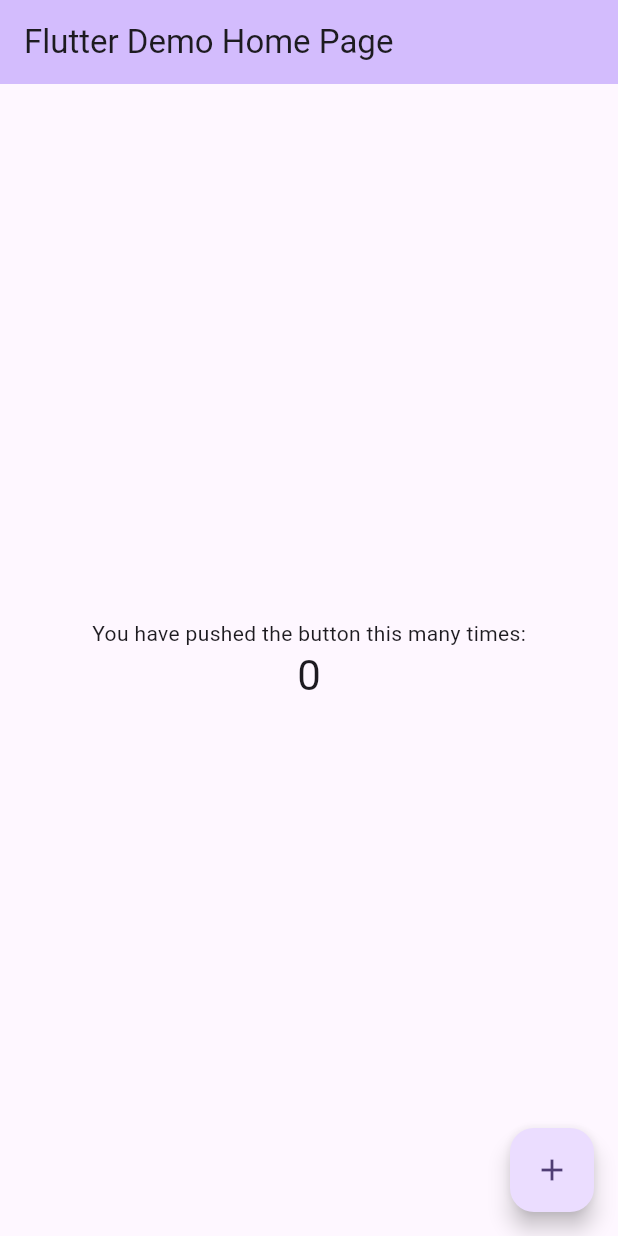
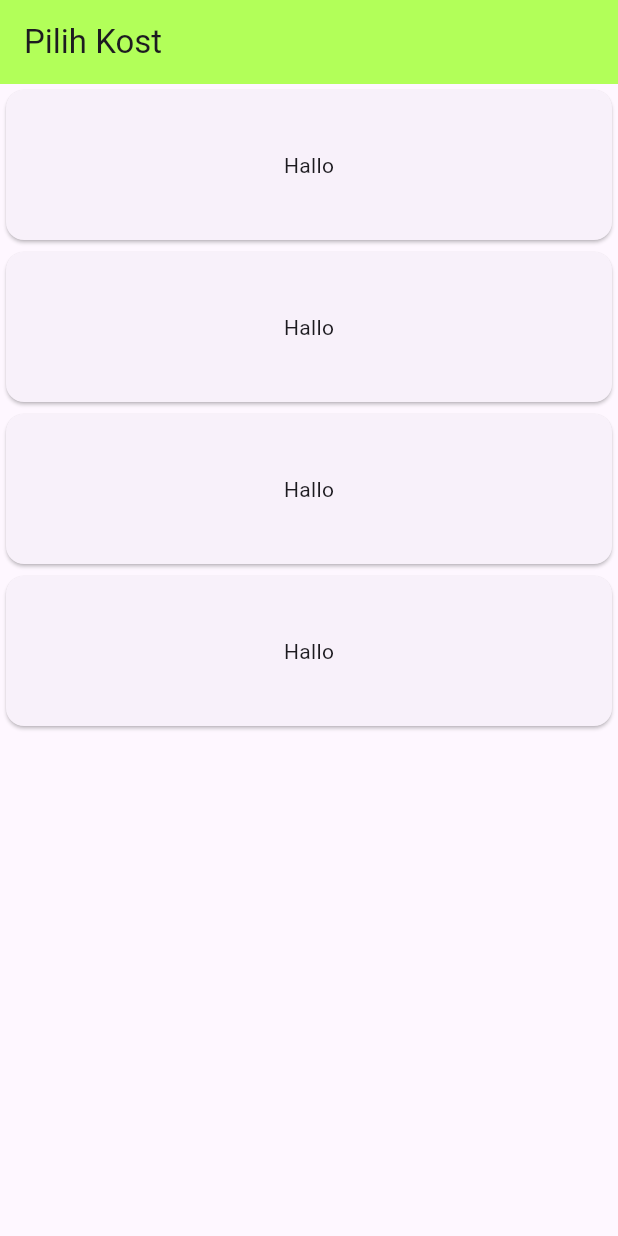
Before and after one commit to akumadoferudi/Dormitory-Management-App, a Flutter app: the screen it shows after launch, on a phone screen of 412 x 824 dp. Run offline on Flutter 3.47's test engine with Material 3 defaults, Android fonts, the light colour scheme and no system bars.

Commit message:
feat: admin index page

```diff
--- a/lib/main.dart
+++ b/lib/main.dart
@@ -1,4 +1,5 @@
 import 'package:flutter/material.dart';
+import 'package:fp_golekost/pages/admin_index_page.dart';
 
 void main() {
   runApp(const MyApp());
@@ -11,115 +12,101 @@
   @override
   Widget build(BuildContext context) {
     return MaterialApp(
-      title: 'Flutter Demo',
+      debugShowCheckedModeBanner: false,
+      title: 'GoleKost',
       theme: ThemeData(
-        // This is the theme of your application.
-        //
-        // TRY THIS: Try running your application with "flutter run". You'll see
-        // the application has a purple toolbar. Then, without quitting the app,
-        // try changing the seedColor in the colorScheme below to Colors.green
-        // and then invoke "hot reload" (save your changes or press the "hot
-        // reload" button in a Flutter-supported IDE, or press "r" if you used
-        // the command line to start the app).
-        //
-        // Notice that the counter didn't reset back to zero; the application
-        // state is not lost during the reload. To reset the state, use hot
-        // restart instead.
-        //
-        // This works for code too, not just values: Most code changes can be
-        // tested with just a hot reload.
         colorScheme: ColorScheme.fromSeed(seedColor: Colors.deepPurple),
         useMaterial3: true,
       ),
-      home: const MyHomePage(title: 'Flutter Demo Home Page'),
+      home: AdminIndexPage(),
     );
   }
 }
 
-class MyHomePage extends StatefulWidget {
-  const MyHomePage({super.key, required this.title});
-
-  // This widget is the home page of your application. It is stateful, meaning
-  // that it has a State object (defined below) that contains fields that affect
-  // how it looks.
-
-  // This class is the configuration for the state. It holds the values (in this
-  // case the title) provided by the parent (in this case the App widget) and
-  // used by the build method of the State. Fields in a Widget subclass are
-  // always marked "final".
-
-  final String title;
-
-  @override
-  State<MyHomePage> createState() => _MyHomePageState();
-}
-
-class _MyHomePageState extends State<MyHomePage> {
-  int _counter = 0;
-
-  void _incrementCounter() {
-    setState(() {
-      // This call to setState tells the Flutter framework that something has
-      // changed in this State, which causes it to rerun the build method below
-      // so that the display can reflect the updated values. If we changed
-      // _counter without calling setState(), then the build method would not be
-      // called again, and so nothing would appear to happen.
-      _counter++;
-    });
-  }
-
-  @override
-  Widget build(BuildContext context) {
-    // This method is rerun every time setState is called, for instance as done
-    // by the _incrementCounter method above.
-    //
-    // The Flutter framework has been optimized to make rerunning build methods
-    // fast, so that you can just rebuild anything that needs updating rather
-    // than having to individually change instances of widgets.
-    return Scaffold(
-      appBar: AppBar(
-        // TRY THIS: Try changing the color here to a specific color (to
-        // Colors.amber, perhaps?) and trigger a hot reload to see the AppBar
-        // change color while the other colors stay the same.
-        backgroundColor: Theme.of(context).colorScheme.inversePrimary,
-        // Here we take the value from the MyHomePage object that was created by
-        // the App.build method, and use it to set our appbar title.
-        title: Text(widget.title),
-      ),
-      body: Center(
-        // Center is a layout widget. It takes a single child and positions it
-        // in the middle of the parent.
-        child: Column(
-          // Column is also a layout widget. It takes a list of children and
-          // arranges them vertically. By default, it sizes itself to fit its
-          // children horizontally, and tries to be as tall as its parent.
-          //
-          // Column has various properties to control how it sizes itself and
-          // how it positions its children. Here we use mainAxisAlignment to
-          // center the children vertically; the main axis here is the vertical
-          // axis because Columns are vertical (the cross axis would be
-          // horizontal).
-          //
-          // TRY THIS: Invoke "debug painting" (choose the "Toggle Debug Paint"
-          // action in the IDE, or press "p" in the console), to see the
-          // wireframe for each widget.
-          mainAxisAlignment: MainAxisAlignment.center,
-          children: <Widget>[
-            const Text(
-              'You have pushed the button this many times:',
-            ),
-            Text(
-              '$_counter',
-              style: Theme.of(context).textTheme.headlineMedium,
-            ),
-          ],
-        ),
-      ),
-      floatingActionButton: FloatingActionButton(
-        onPressed: _incrementCounter,
-        tooltip: 'Increment',
-        child: const Icon(Icons.add),
-      ), // This trailing comma makes auto-formatting nicer for build methods.
-    );
-  }
-}
+// class MyHomePage extends StatefulWidget {
+//   const MyHomePage({super.key, required this.title});
+//
+//   // This widget is the home page of your application. It is stateful, meaning
+//   // that it has a State object (defined below) that contains fields that affect
+//   // how it looks.
+//
+//   // This class is the configuration for the state. It holds the values (in this
+//   // case the title) provided by the parent (in this case the App widget) and
+//   // used by the build method of the State. Fields in a Widget subclass are
+//   // always marked "final".
+//
+//   final String title;
+//
+//   @override
+//   State<MyHomePage> createState() => _MyHomePageState();
+// }
+//
+// class _MyHomePageState extends State<MyHomePage> {
+//   int _counter = 0;
+//
+//   void _incrementCounter() {
+//     setState(() {
+//       // This call to setState tells the Flutter framework that something has
+//       // changed in this State, which causes it to rerun the build method below
+//       // so that the display can reflect the updated values. If we changed
+//       // _counter without calling setState(), then the build method would not be
+//       // called again, and so nothing would appear to happen.
+//       _counter++;
+//     });
+//   }
+//
+//   @override
+//   Widget build(BuildContext context) {
+//     // This method is rerun every time setState is called, for instance as done
+//     // by the _incrementCounter method above.
+//     //
+//     // The Flutter framework has been optimized to make rerunning build methods
+//     // fast, so that you can just rebuild anything that needs updating rather
+//     // than having to individually change instances of widgets.
+//     return Scaffold(
+//       appBar: AppBar(
+//         // TRY THIS: Try changing the color here to a specific color (to
+//         // Colors.amber, perhaps?) and trigger a hot reload to see the AppBar
+//         // change color while the other colors stay the same.
+//         backgroundColor: Theme.of(context).colorScheme.inversePrimary,
+//         // Here we take the value from the MyHomePage object that was created by
+//         // the App.build method, and use it to set our appbar title.
+//         title: Text(widget.title),
+//       ),
+//       body: Center(
+//         // Center is a layout widget. It takes a single child and positions it
+//         // in the middle of the parent.
+//         child: Column(
+//           // Column is also a layout widget. It takes a list of children and
+//           // arranges them vertically. By default, it sizes itself to fit its
+//           // children horizontally, and tries to be as tall as its parent.
+//           //
+//           // Column has various properties to control how it sizes itself and
+//           // how it positions its children. Here we use mainAxisAlignment to
+//           // center the children vertically; the main axis here is the vertical
+//           // axis because Columns are vertical (the cross axis would be
+//           // horizontal).
+//           //
+//           // TRY THIS: Invoke "debug painting" (choose the "Toggle Debug Paint"
+//           // action in the IDE, or press "p" in the console), to see the
+//           // wireframe for each widget.
+//           mainAxisAlignment: MainAxisAlignment.center,
+//           children: <Widget>[
+//             const Text(
+//               'You have pushed the button this many times:',
+//             ),
+//             Text(
+//               '$_counter',
+//               style: Theme.of(context).textTheme.headlineMedium,
+//             ),
+//           ],
+//         ),
+//       ),
+//       floatingActionButton: FloatingActionButton(
+//         onPressed: _incrementCounter,
+//         tooltip: 'Increment',
+//         child: const Icon(Icons.add),
+//       ), // This trailing comma makes auto-formatting nicer for build methods.
+//     );
+//   }
+// }
--- /dev/null
+++ b/lib/pages/admin_index_page.dart
@@ -0,0 +1,49 @@
+import 'package:flutter/material.dart';
+
+class AdminIndexPage extends StatefulWidget {
+  const AdminIndexPage({super.key});
+
+  @override
+  State<AdminIndexPage> createState() => _AdminIndexPageState();
+}
+
+class _AdminIndexPageState extends State<AdminIndexPage> {
+  @override
+  Widget build(BuildContext context) {
+    const items = 4;
+
+    return Scaffold(
+      appBar: AppBar(
+        title: const Text('Pilih Kost'),
+        backgroundColor: Colors.lightGreenAccent,
+      ),
+      body: ListView.builder(
+        // jumlah lokasi kost
+        itemCount: 4,
+        itemBuilder: (context, index) {
+          return ItemWidget(text: 'Hallo');
+        },
+      ),
+    );
+  }
+}
+
+
+class ItemWidget extends StatelessWidget {
+  const ItemWidget({
+    super.key,
+    required this.text,
+  });
+
+  final String text;
+
+  @override
+  Widget build(BuildContext context) {
+    return Card(
+      child: SizedBox(
+        height: 100,
+        child: Center(child: Text(text)),
+      ),
+    );
+  }
+}
```
